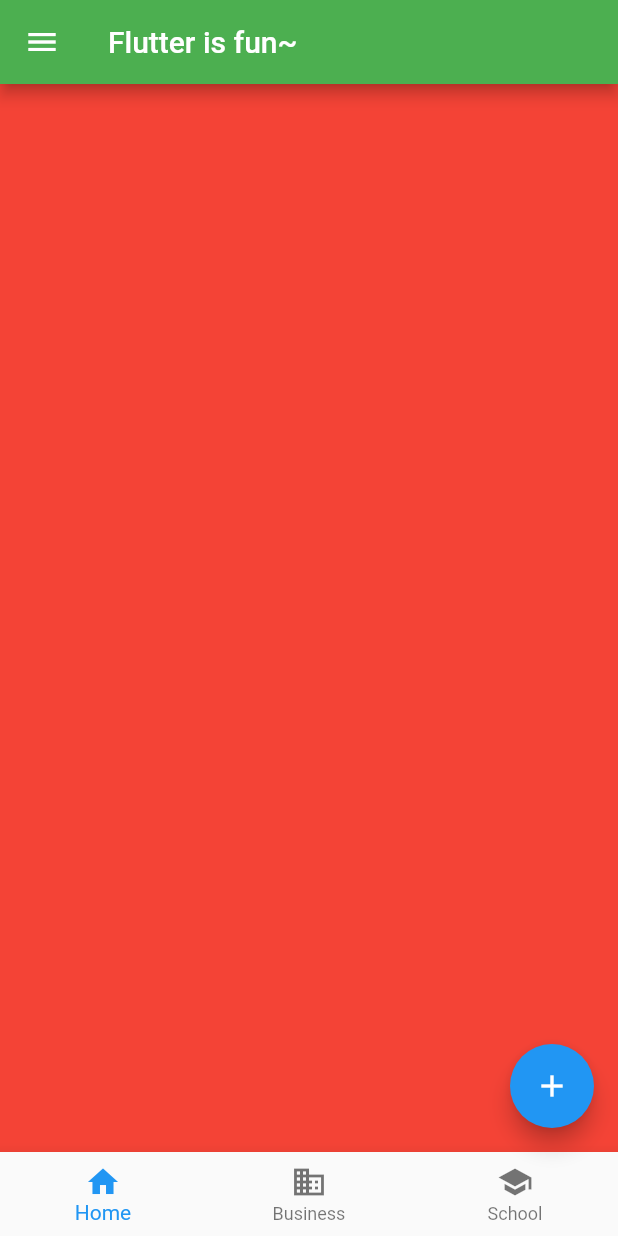
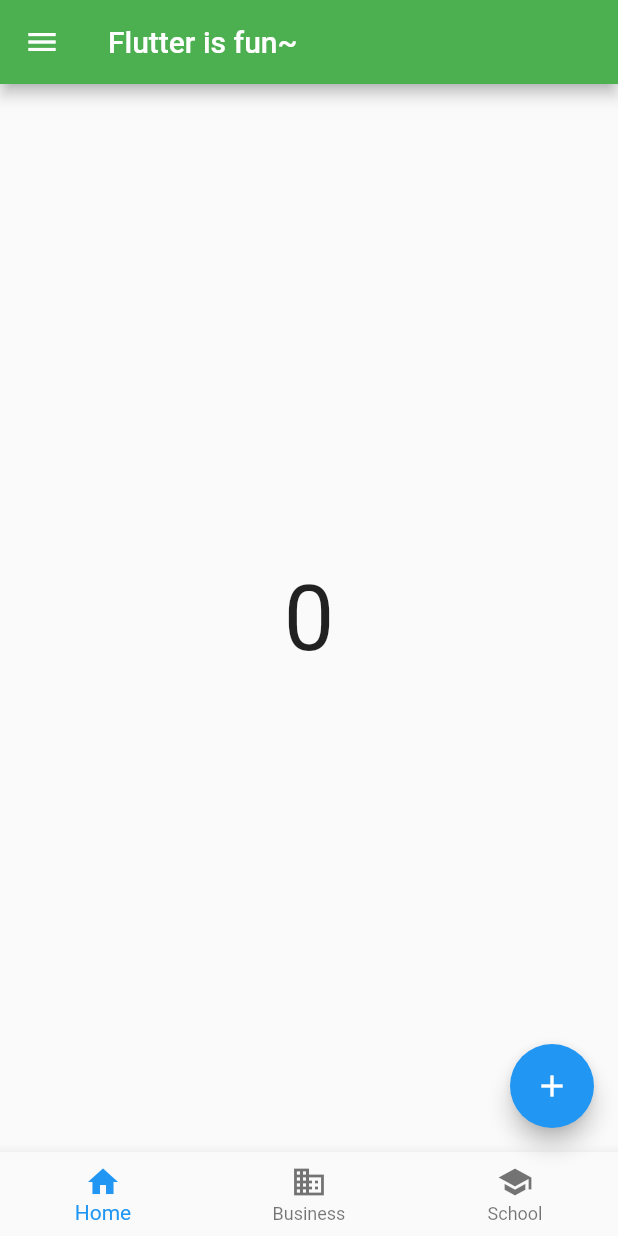
Before and after one commit to panachainy/basic_traning_12_min, a Flutter app: the screen it shows after launch, on a phone screen of 412 x 824 dp. Run offline on Flutter 3.47's test engine with Material 2 defaults, Android fonts, the phone set to English and light mode, and no system bars.

Commit message:
Update main.dart

```diff
--- a/lib/main.dart
+++ b/lib/main.dart
@@ -4,9 +4,15 @@
   runApp(MyApp());
 }
 
-class MyApp extends StatelessWidget {
+class MyApp extends StatefulWidget {
   const MyApp({Key? key}) : super(key: key);
 
+  @override
+  State<MyApp> createState() => _MyAppState();
+}
+
+class _MyAppState extends State<MyApp> {
+  int count = 0;
   @override
   Widget build(BuildContext context) {
     return MaterialApp(
@@ -15,30 +21,18 @@
           backgroundColor: Colors.green,
           title: const Text('Flutter is fun~'),
         ),
-        body: ListView(
-          scrollDirection: Axis.horizontal,
-          children: [
-            Container(
-              color: Colors.red,
-              width: 500,
-              height: 500,
-            ),
-            Container(
-              color: Colors.blue,
-              width: 500,
-              height: 500,
-            ),
-            Container(
-              color: Colors.green,
-              width: 500,
-              height: 500,
-            ),
-          ],
+        body: Center(
+          child: Text(
+            '$count',
+            style: const TextStyle(fontSize: 60),
+          ),
         ),
         floatingActionButton: FloatingActionButton(
-          child: Icon(Icons.add),
+          child: const Icon(Icons.add),
           onPressed: () {
-            print('pressed!');
+            setState(() {
+              count++;
+            });
           },
         ),
         bottomNavigationBar: BottomNavigationBar(
```
